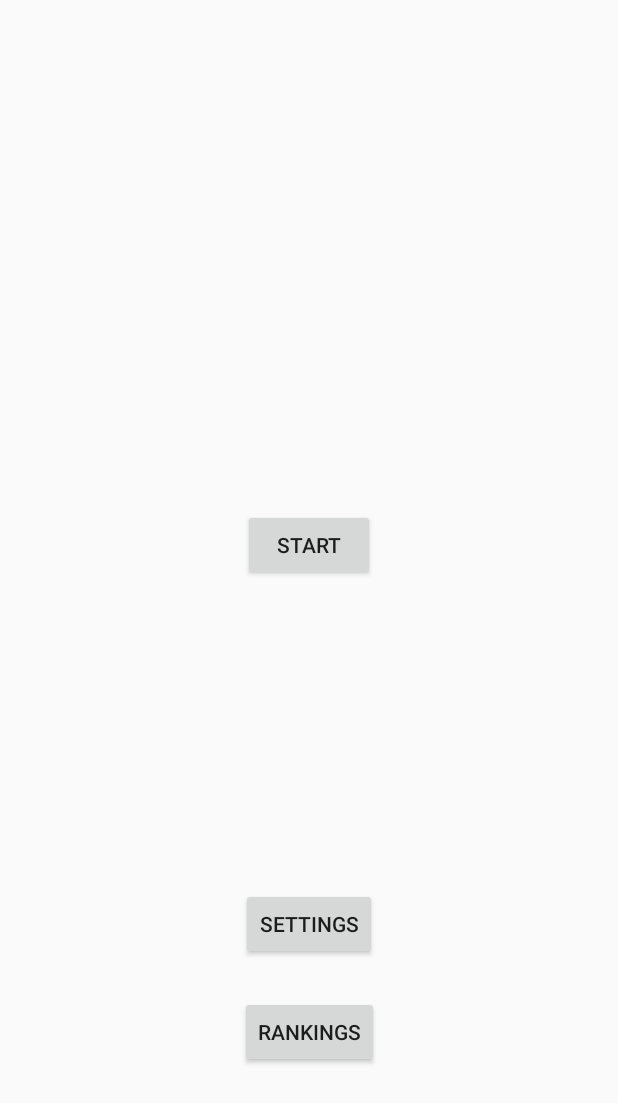
After one commit to christiansy/Acnoride, an Android app: the layout settings.xml on its own in the app's theme, with its tools: preview values and no code run, on a phone screen of 412 x 824 dp. The commit adds this screen. Shown: the top 1103 px of the screen. Run offline under Robolectric (Android 15) with nearby library versions, the phone set to English and light mode, and no system bars.

Commit message:
linked settings button to corresponding layout page

```diff
--- a/app/src/main/AndroidManifest.xml
+++ b/app/src/main/AndroidManifest.xml
@@ -9,7 +9,7 @@
         android:roundIcon="@mipmap/ic_launcher_round"
         android:supportsRtl="true"
         android:theme="@style/AppTheme">
-        <activity android:name=".MainActivity">
+        <activity android:name=".MainMenu">
             <intent-filter>
                 <action android:name="android.intent.action.MAIN" />
 
--- a/app/src/main/java/com/example/christian/acnoride/MainActivity.java
+++ /dev/null
@@ -1,17 +0,0 @@
-package com.example.christian.acnoride;
-
-import android.support.v7.app.AppCompatActivity;
-import android.os.Bundle;
-
-public class MainActivity extends AppCompatActivity {
-
-
-
-    @Override
-    protected void onCreate(Bundle savedInstanceState) {
-        super.onCreate(savedInstanceState);
-        setContentView(R.layout.activity_main);
-
-        //sfa;lfmlsfa
-    }
-}
--- /dev/null
+++ b/app/src/main/java/com/example/christian/acnoride/MainMenu.java
@@ -0,0 +1,22 @@
+package com.example.christian.acnoride;
+
+import android.content.Intent;
+import android.support.v7.app.AppCompatActivity;
+import android.os.Bundle;
+import android.view.View;
+
+public class MainMenu extends AppCompatActivity {
+
+    @Override
+    protected void onCreate(Bundle savedInstanceState) {
+        super.onCreate(savedInstanceState);
+        setContentView(R.layout.main_menu);
+
+    }
+
+    public void settings(View view){
+        Intent startNewActivity = new Intent(this, Settings.class);
+        startActivity(startNewActivity);
+        this.overridePendingTransition(0, 0);
+    }
+}
--- /dev/null
+++ b/app/src/main/java/com/example/christian/acnoride/Settings.java
@@ -0,0 +1,24 @@
+package com.example.christian.acnoride;
+
+import android.os.Bundle;
+import android.support.v7.app.AppCompatActivity;
+
+/**
+ * Created by Christian on 4/8/2018.
+ */
+
+public class Settings extends AppCompatActivity {
+
+    @Override
+    protected void onCreate(Bundle savedInstanceState) {
+        super.onCreate(savedInstanceState);
+        setContentView(R.layout.settings);
+
+    }
+
+//    public void settings(View view){
+//        Intent startNewActivity = new Intent(this, Settings.class);
+//        startActivity(startNewActivity);
+//        this.overridePendingTransition(0, 0);
+//    }
+}
--- a/app/src/main/res/layout/activity_main.xml
+++ b/app/src/main/res/layout/main_menu.xml
@@ -4,7 +4,7 @@
     xmlns:tools="http://schemas.android.com/tools"
     android:layout_width="match_parent"
     android:layout_height="match_parent"
-    tools:context="com.example.christian.acnoride.MainActivity">
+    tools:context="com.example.christian.acnoride.MainMenu">
 
     <Button
         android:id="@+id/start"
@@ -30,6 +30,7 @@
         android:layout_marginRight="8dp"
         android:layout_marginStart="8dp"
         android:text="@string/settings"
+        android:onClick="settings"
         app:layout_constraintBottom_toTopOf="@+id/rankings"
         app:layout_constraintEnd_toEndOf="parent"
         app:layout_constraintStart_toStartOf="parent" />
--- /dev/null
+++ b/app/src/main/res/layout/settings.xml
@@ -0,0 +1,55 @@
+<?xml version="1.0" encoding="utf-8"?>
+<android.support.constraint.ConstraintLayout xmlns:android="http://schemas.android.com/apk/res/android"
+    xmlns:app="http://schemas.android.com/apk/res-auto"
+    xmlns:tools="http://schemas.android.com/tools"
+    android:layout_width="match_parent"
+    android:layout_height="match_parent"
+    tools:context="com.example.christian.acnoride.MainMenu">
+
+    <Button
+        android:id="@+id/start"
+        android:layout_width="wrap_content"
+        android:layout_height="wrap_content"
+        android:layout_marginEnd="8dp"
+        android:layout_marginLeft="8dp"
+        android:layout_marginRight="8dp"
+        android:layout_marginStart="8dp"
+        android:layout_marginTop="8dp"
+        android:text="@string/start"
+        app:layout_constraintBottom_toTopOf="@+id/settings"
+        app:layout_constraintEnd_toEndOf="parent"
+        app:layout_constraintStart_toStartOf="parent"
+        app:layout_constraintTop_toTopOf="parent"
+        app:layout_constraintVertical_bias="0.618" />
+
+    <Button
+        android:id="@+id/settings"
+        android:layout_width="wrap_content"
+        android:layout_height="wrap_content"
+        android:layout_marginBottom="24dp"
+        android:layout_marginEnd="8dp"
+        android:layout_marginLeft="8dp"
+        android:layout_marginRight="8dp"
+        android:layout_marginStart="8dp"
+        android:text="@string/settings"
+        app:layout_constraintBottom_toTopOf="@+id/rankings"
+        app:layout_constraintEnd_toEndOf="parent"
+        app:layout_constraintHorizontal_bias="0.501"
+        app:layout_constraintStart_toStartOf="parent" />
+
+    <Button
+        android:id="@+id/rankings"
+        android:layout_width="wrap_content"
+        android:layout_height="wrap_content"
+        android:layout_marginBottom="112dp"
+        android:layout_marginEnd="8dp"
+        android:layout_marginLeft="8dp"
+        android:layout_marginRight="8dp"
+        android:layout_marginStart="8dp"
+        android:text="@string/ranks"
+        app:layout_constraintBottom_toBottomOf="parent"
+        app:layout_constraintEnd_toEndOf="parent"
+        app:layout_constraintHorizontal_bias="0.501"
+        app:layout_constraintStart_toStartOf="parent" />
+
+</android.support.constraint.ConstraintLayout>
```
